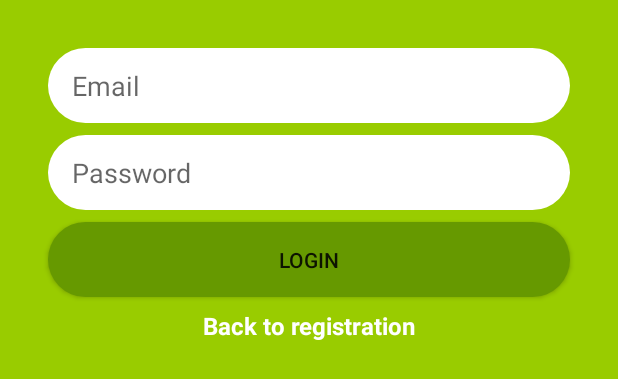
After one commit to MkItSimple/KotlinMessenger, an Android app: the layout activity_login.xml on its own in the app's theme, with its tools: preview values and no code run, on a phone screen of 412 x 824 dp. The commit adds this screen. Shown: the top 379 px of the screen. Run offline under Robolectric (Android 15) with nearby library versions, the phone set to English and light mode, and no system bars.

Commit message:
Branch02

```diff
--- a/app/src/main/java/com/example/kotlinmessenger/LoginActivity.kt
+++ /dev/null
@@ -1,4 +0,0 @@
-package com.example.kotlinmessenger
-
-class LoginActivity {
-}
--- /dev/null
+++ b/app/src/main/java/com/example/kotlinmessenger/models/ChatMessage.kt
@@ -0,0 +1,5 @@
+package com.example.kotlinmessenger.models
+
+class ChatMessage(val id: String, val text: String, val fromId: String, val toId: String, val timestamp: Long) {
+    constructor() : this("", "", "", "", -1)
+}
--- /dev/null
+++ b/app/src/main/res/layout/activity_login.xml
@@ -0,0 +1,69 @@
+<?xml version="1.0" encoding="utf-8"?>
+<androidx.constraintlayout.widget.ConstraintLayout xmlns:android="http://schemas.android.com/apk/res/android"
+    xmlns:app="http://schemas.android.com/apk/res-auto"
+    android:orientation="vertical"
+    android:layout_width="match_parent"
+    android:layout_height="match_parent"
+    android:background="@android:color/holo_green_light">>
+
+    <EditText
+        android:id="@+id/email_edittext_login"
+        android:layout_width="0dp"
+        android:layout_height="50dp"
+        android:layout_marginEnd="32dp"
+        android:layout_marginLeft="32dp"
+        android:layout_marginRight="32dp"
+        android:layout_marginStart="32dp"
+        android:layout_marginTop="32dp"
+        android:ems="10"
+        android:hint="Email"
+        android:inputType="textEmailAddress"
+        android:paddingLeft="16dp"
+        app:layout_constraintEnd_toEndOf="parent"
+        app:layout_constraintStart_toStartOf="parent"
+        app:layout_constraintTop_toTopOf="parent"
+        android:background="@drawable/rounded_edittext_register_login"/>
+
+    <EditText
+        android:id="@+id/password_edittext_login"
+        android:layout_width="0dp"
+        android:layout_height="50dp"
+        android:layout_marginTop="8dp"
+        android:background="@drawable/rounded_edittext_register_login"
+        android:ems="10"
+        android:paddingLeft="16dp"
+        android:hint="Password"
+        android:inputType="textPassword"
+        app:layout_constraintEnd_toEndOf="@+id/email_edittext_login"
+        app:layout_constraintStart_toStartOf="@+id/email_edittext_login"
+        app:layout_constraintTop_toBottomOf="@+id/email_edittext_login"
+        />
+
+    <Button
+        android:id="@+id/login_button_login"
+        android:layout_width="0dp"
+        android:layout_height="50dp"
+        android:layout_marginTop="8dp"
+        android:text="Login"
+        app:layout_constraintEnd_toEndOf="@+id/password_edittext_login"
+        app:layout_constraintStart_toStartOf="@+id/password_edittext_login"
+        app:layout_constraintTop_toBottomOf="@+id/password_edittext_login"
+        android:background="@drawable/rounded_button"/>
+
+    <TextView
+        android:id="@+id/back_to_register_textview"
+        android:layout_width="wrap_content"
+        android:layout_height="44dp"
+        android:layout_marginEnd="8dp"
+        android:layout_marginLeft="8dp"
+        android:layout_marginRight="8dp"
+        android:layout_marginStart="8dp"
+        android:layout_marginTop="8dp"
+        android:text="Back to registration"
+        android:textColor="@android:color/white"
+        android:textSize="16sp"
+        android:textStyle="bold"
+        app:layout_constraintEnd_toEndOf="@+id/login_button_login"
+        app:layout_constraintStart_toStartOf="@+id/login_button_login"
+        app:layout_constraintTop_toBottomOf="@+id/login_button_login"/>
+</androidx.constraintlayout.widget.ConstraintLayout>
--- a/app/src/main/res/layout/activity_main.xml
+++ b/app/src/main/res/layout/activity_main.xml
@@ -4,7 +4,7 @@
     xmlns:tools="http://schemas.android.com/tools"
     android:layout_width="match_parent"
     android:layout_height="match_parent"
-    tools:context=".MainActivity"
+    tools:context=".registerlogin.RegisterActivity"
     android:background="@android:color/holo_green_light">
 
     <EditText
--- a/app/src/main/res/values/strings.xml
+++ b/app/src/main/res/values/strings.xml
@@ -1,3 +1,5 @@
 <resources>
     <string name="app_name">KotlinMessenger</string>
+    <string name="enter_message">Enter Message</string>
+    <string name="send">Send</string>
 </resources>
--- a/build.gradle
+++ b/build.gradle
@@ -10,6 +10,7 @@ buildscript {
     dependencies {
         classpath 'com.android.tools.build:gradle:3.5.3'
         classpath "org.jetbrains.kotlin:kotlin-gradle-plugin:$kotlin_version"
+        classpath 'com.google.gms:google-services:4.2.0'
         // NOTE: Do not place your application dependencies here; they belong
         // in the individual module build.gradle files
     }
```
Also changed, not shown: app/build.gradle (+5 -4 lines), app/src/main/AndroidManifest.xml (+13 -1 lines), app/src/main/java/com/example/kotlinmessenger/MainActivity.kt (deleted, +0 -20 lines), app/src/main/java/com/example/kotlinmessenger/messages/ChatLogActivity.kt (added, +13 -0 lines), app/src/main/java/com/example/kotlinmessenger/messages/LatestMessagesActivity.kt (added, +51 -0 lines), app/src/main/java/com/example/kotlinmessenger/messages/NewMessageActivity.kt (added, +75 -0 lines), app/src/main/java/com/example/kotlinmessenger/models/User.kt (added, +9 -0 lines), app/src/main/java/com/example/kotlinmessenger/registerlogin/LoginActivity.kt (added, +30 -0 lines), app/src/main/java/com/example/kotlinmessenger/registerlogin/RegisterActivity.kt (added, +145 -0 lines), app/src/main/res/layout/activity_chat_log.xml (added, +53 -0 lines), app/src/main/res/layout/activity_latest_messages.xml (added, +18 -0 lines), app/src/main/res/layout/activity_new_message.xml (added, +37 -0 lines), app/src/main/res/layout/user_row_new_message.xml (added, +36 -0 lines), app/src/main/res/menu/nav_menu.xml (added, +11 -0 lines).
